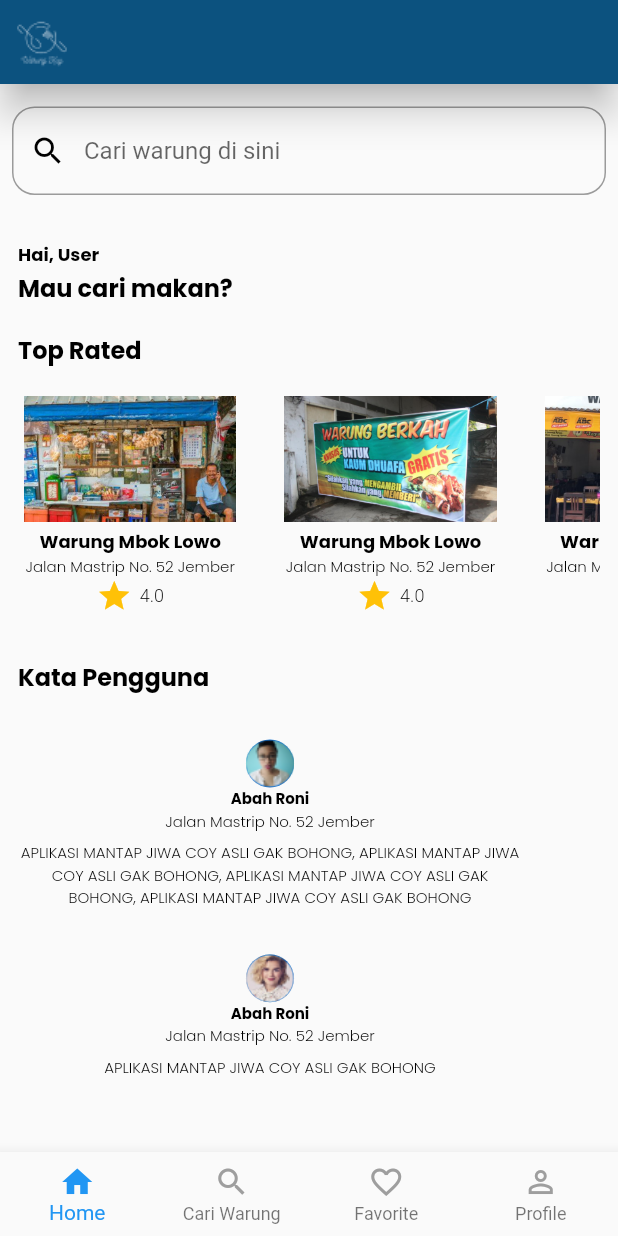
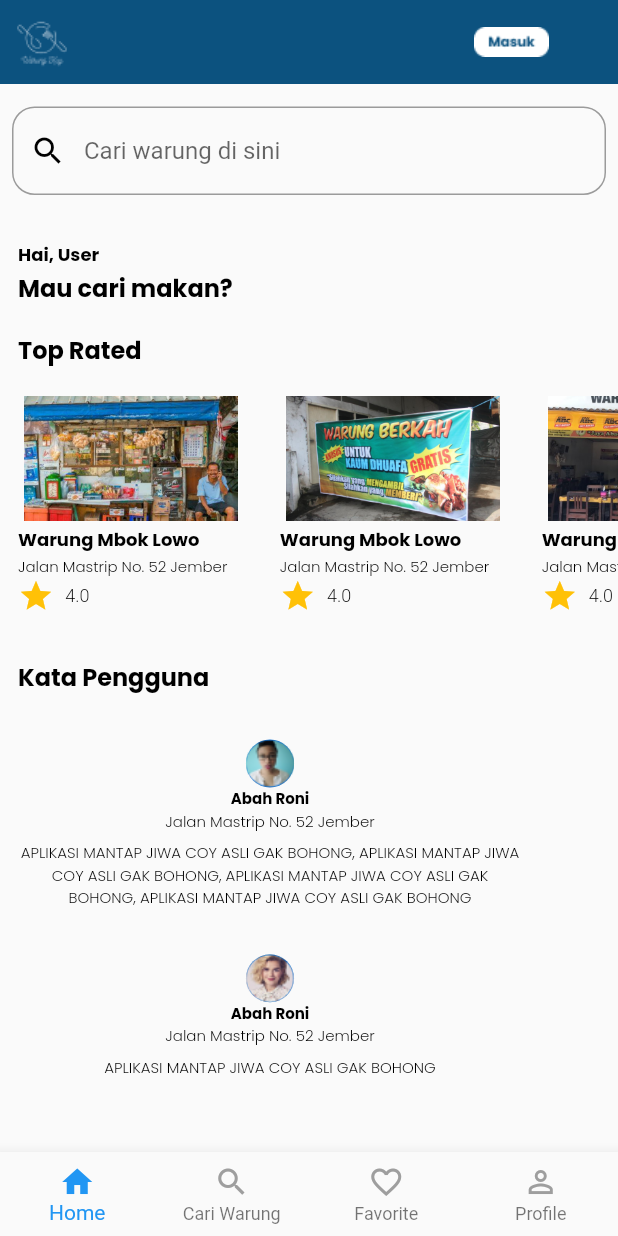
Before and after one commit to Bluemorpho61/WarungKuy-Mobile, a Flutter app: the homepage screen opened directly, on a phone screen of 412 x 824 dp. Run offline on Flutter 3.47's test engine with Material 2 defaults, Android fonts, the phone set to English and light mode, and no system bars; our stand-ins replace google_fonts; missing offline and left inert: encrypt.

```diff
--- a/lib/Home.dart
+++ b/lib/Home.dart
@@ -4,11 +4,14 @@ import 'package:warungkuy_mobile/users/beranda.dart';
 import 'package:warungkuy_mobile/users/cariwarung.dart';
 import 'package:warungkuy_mobile/users/favorite.dart';
 import 'package:warungkuy_mobile/users/profile.dart';
-
 class homepage extends StatefulWidget {
   const homepage({Key? key}) : super(key: key);
   @override
   State<homepage> createState() => _homepageState();
+}
+
+void api() async{
+
 }
 
 class _homepageState extends State<homepage> {
--- /dev/null
+++ b/lib/Utilities/encrypt_decrypt.dart
@@ -0,0 +1,4 @@
+import 'package:encrypt/encrypt.dart';
+
+final key =Key.fromBase16('');
+final iv =IV.fromUtf8('');
--- a/lib/users/beranda.dart
+++ b/lib/users/beranda.dart
@@ -1,5 +1,4 @@
 import 'package:flutter/material.dart';
-// import 'package:google_fonts/google_fonts.dart';
 import 'package:warungkuy_mobile/constans.dart';
 
 class Beranda extends StatefulWidget {
@@ -11,14 +10,17 @@ class _BerandaState extends State<Beranda> {
   @override
   Widget build(BuildContext context) {
     return Scaffold(
-      resizeToAvoidBottomInset: false,
       appBar: AppBar(
         centerTitle: true,
-        elevation: 10,
+        elevation: 0,
         backgroundColor: Palette.bg1,
-        leading: Container(
-          child: Image.asset('assets/logo.png'),
-        ),
+        leading: Image.asset('assets/logo.png'),
+        actions: [
+          Padding(
+            padding: EdgeInsets.only(right: 1.0),
+            child: Image.asset('assets/button_login.png'),
+          ),
+        ],
       ),
       body: SingleChildScrollView(
         child: Column(
@@ -77,7 +79,7 @@ class _BerandaState extends State<Beranda> {
             Row(
               children: [
                 Container(
-                  width: 400.0,
+                  width: MediaQuery.of((context)).size.width,
                   height: 149.0,
                   child: ListView(
                     scrollDirection: Axis.horizontal,
@@ -164,14 +166,15 @@ class _BerandaState extends State<Beranda> {
     return InkWell(
       onTap: () {},
       child: Column(
+        crossAxisAlignment: CrossAxisAlignment.start,
         children: [
           Card(
             elevation: 0.0,
             child: Image.asset(
               imgPath,
               fit: BoxFit.fill,
-              width: 141.55,
-              height: 84.0,
+              width: 142.55,
+              height: 83.0,
             ),
           ),
           Text(
@@ -180,7 +183,9 @@ class _BerandaState extends State<Beranda> {
                 color: Colors.black,
                 fontWeight: FontWeight.bold,
                 fontSize: 12.0),
-            textAlign: TextAlign.start,
+          ),
+          SizedBox(
+            height: 1.0,
           ),
           Text(
             alamat,
@@ -188,22 +193,21 @@ class _BerandaState extends State<Beranda> {
                 color: Colors.black,
                 fontWeight: FontWeight.w300,
                 fontSize: 10.0),
-            textAlign: TextAlign.start,
           ),
           Row(
+            mainAxisAlignment: MainAxisAlignment.start,
             children: [
               Icon(
                 Icons.star,
                 color: Colors.amber,
               ),
-              SizedBox(width: 5),
+              SizedBox(width: 7.45),
               Text(
                 rate,
                 style: TextStyle(
                     color: Colors.black,
                     fontWeight: FontWeight.w300,
                     fontSize: 12.0),
-                textAlign: TextAlign.start,
               ),
             ],
           ),
--- a/pubspec.yaml
+++ b/pubspec.yaml
@@ -39,6 +39,9 @@ dependencies:
   http: ^0.13.5
   google_fonts: ^3.0.1
   url_launcher: ^6.1.7
+
+  provider: ^6.0.4
+  encrypt: ^5.0.1
 
 dev_dependencies:
   flutter_test:
```
Also changed, not shown: lib/fileKoneksi/ResponseDB.dart (added, +9 -0 lines), lib/fileKoneksi/api.dart (added, +12 -0 lines), lib/fileKoneksi/login.dart (added, +31 -0 lines), lib/signup.dart (deleted, +0 -108 lines), pubspec.lock.
